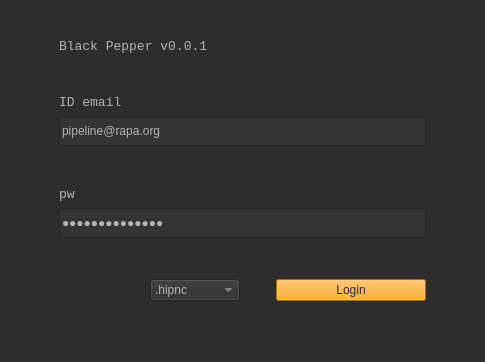
Before: the Qt Designer form python/BlackPepper/ui/mvc_login_3.ui in NetflixVFX-Ac/BlackPepper, drawn with Qt 5.
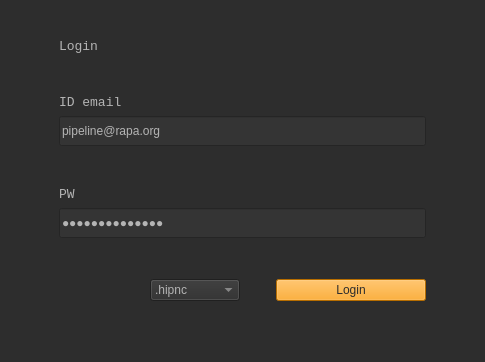
After: the same form once the commit is applied.

Commit message: ui 랑 버튼 status 추가

```diff
--- a/python/BlackPepper/ui/mvc_login_3.ui
+++ b/python/BlackPepper/ui/mvc_login_3.ui
@@ -66,7 +66,7 @@
          </font>
         </property>
         <property name="text">
-         <string>Black Pepper v0.0.1</string>
+         <string>Login</string>
         </property>
        </widget>
       </item>
@@ -146,7 +146,7 @@
          </font>
         </property>
         <property name="text">
-         <string>pw</string>
+         <string>PW</string>
         </property>
        </widget>
       </item>
```
The commit also changes 2 other files.
